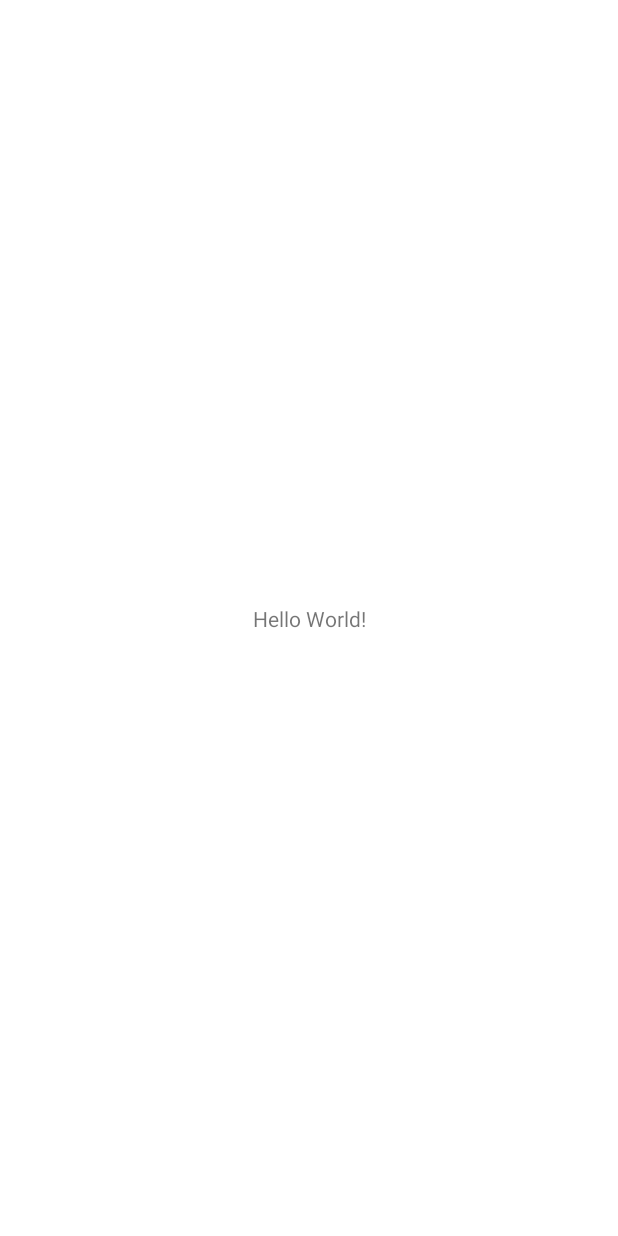
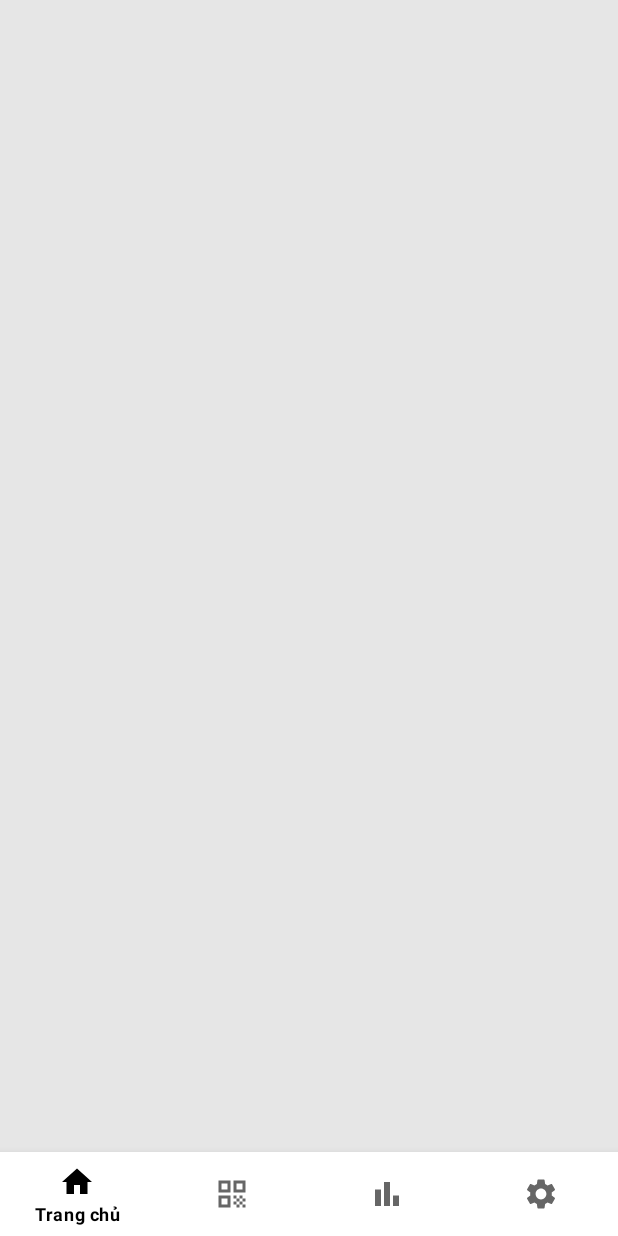
Before and after one commit to hi-uta27/QuanLyTapHoa, an Android app: the screen it shows after launch once a user with an empty profile is signed in (MainActivity), on a phone screen of 412 x 824 dp. Before the commit the screen is almost empty. Run offline under Robolectric (Android 15) with nearby library versions, the phone set to English and light mode, and no system bars; our stand-ins replace Firebase (no records; nobody signed in at launch, a user with empty details on screens opened directly).

Commit message:
design main screen

```diff
--- a/QuanLyTapHoa/app/src/main/AndroidManifest.xml
+++ b/QuanLyTapHoa/app/src/main/AndroidManifest.xml
@@ -33,7 +33,7 @@
                 android:value="" />
         </activity>
         <activity
-            android:name=".MainActivity"
+            android:name=".activities.MainActivity"
             android:exported="true">
             <meta-data
                 android:name="android.app.lib_name"
--- a/QuanLyTapHoa/app/src/main/java/com/tavanhieu/quanlytaphoa/MainActivity.kt
+++ b/QuanLyTapHoa/app/src/main/java/com/tavanhieu/quanlytaphoa/activities/MainActivity.kt
@@ -1,7 +1,8 @@
-package com.tavanhieu.quanlytaphoa
+package com.tavanhieu.quanlytaphoa.activities
 
 import androidx.appcompat.app.AppCompatActivity
 import android.os.Bundle
+import com.tavanhieu.quanlytaphoa.R
 
 class MainActivity : AppCompatActivity() {
     override fun onCreate(savedInstanceState: Bundle?) {
--- a/QuanLyTapHoa/app/src/main/java/com/tavanhieu/quanlytaphoa/activities/login/presentations/LoginActivity.kt
+++ b/QuanLyTapHoa/app/src/main/java/com/tavanhieu/quanlytaphoa/activities/login/presentations/LoginActivity.kt
@@ -10,7 +10,7 @@ import android.widget.CheckBox
 import android.widget.EditText
 import android.widget.ProgressBar
 import android.widget.TextView
-import com.tavanhieu.quanlytaphoa.MainActivity
+import com.tavanhieu.quanlytaphoa.activities.MainActivity
 import com.tavanhieu.quanlytaphoa.R
 import com.tavanhieu.quanlytaphoa.commons.base.BaseActivity
 import com.tavanhieu.quanlytaphoa.activities.login.domain.infra.AuthenticationUseCaseImpl
--- /dev/null
+++ b/QuanLyTapHoa/app/src/main/res/drawable/ic_bar_chart.xml
@@ -0,0 +1,7 @@
+<vector android:height="24dp" android:tint="#000000"
+    android:viewportHeight="24" android:viewportWidth="24"
+    android:width="24dp" xmlns:android="http://schemas.android.com/apk/res/android">
+    <path android:fillColor="@android:color/white" android:pathData="M4,9h4v11h-4z"/>
+    <path android:fillColor="@android:color/white" android:pathData="M16,13h4v7h-4z"/>
+    <path android:fillColor="@android:color/white" android:pathData="M10,4h4v16h-4z"/>
+</vector>
--- /dev/null
+++ b/QuanLyTapHoa/app/src/main/res/drawable/ic_home.xml
@@ -0,0 +1,5 @@
+<vector android:height="24dp" android:tint="#000000"
+    android:viewportHeight="24" android:viewportWidth="24"
+    android:width="24dp" xmlns:android="http://schemas.android.com/apk/res/android">
+    <path android:fillColor="@android:color/white" android:pathData="M10,20v-6h4v6h5v-8h3L12,3 2,12h3v8z"/>
+</vector>
--- /dev/null
+++ b/QuanLyTapHoa/app/src/main/res/drawable/ic_qr_code.xml
@@ -0,0 +1,15 @@
+<vector android:height="24dp" android:tint="#000000"
+    android:viewportHeight="24" android:viewportWidth="24"
+    android:width="24dp" xmlns:android="http://schemas.android.com/apk/res/android">
+    <path android:fillColor="@android:color/white" android:pathData="M3,11h8V3H3V11zM5,5h4v4H5V5z"/>
+    <path android:fillColor="@android:color/white" android:pathData="M3,21h8v-8H3V21zM5,15h4v4H5V15z"/>
+    <path android:fillColor="@android:color/white" android:pathData="M13,3v8h8V3H13zM19,9h-4V5h4V9z"/>
+    <path android:fillColor="@android:color/white" android:pathData="M19,19h2v2h-2z"/>
+    <path android:fillColor="@android:color/white" android:pathData="M13,13h2v2h-2z"/>
+    <path android:fillColor="@android:color/white" android:pathData="M15,15h2v2h-2z"/>
+    <path android:fillColor="@android:color/white" android:pathData="M13,17h2v2h-2z"/>
+    <path android:fillColor="@android:color/white" android:pathData="M15,19h2v2h-2z"/>
+    <path android:fillColor="@android:color/white" android:pathData="M17,17h2v2h-2z"/>
+    <path android:fillColor="@android:color/white" android:pathData="M17,13h2v2h-2z"/>
+    <path android:fillColor="@android:color/white" android:pathData="M19,15h2v2h-2z"/>
+</vector>
--- /dev/null
+++ b/QuanLyTapHoa/app/src/main/res/drawable/ic_settings.xml
@@ -0,0 +1,5 @@
+<vector android:height="24dp" android:tint="#000000"
+    android:viewportHeight="24" android:viewportWidth="24"
+    android:width="24dp" xmlns:android="http://schemas.android.com/apk/res/android">
+    <path android:fillColor="@android:color/white" android:pathData="M19.14,12.94c0.04,-0.3 0.06,-0.61 0.06,-0.94c0,-0.32 -0.02,-0.64 -0.07,-0.94l2.03,-1.58c0.18,-0.14 0.23,-0.41 0.12,-0.61l-1.92,-3.32c-0.12,-0.22 -0.37,-0.29 -0.59,-0.22l-2.39,0.96c-0.5,-0.38 -1.03,-0.7 -1.62,-0.94L14.4,2.81c-0.04,-0.24 -0.24,-0.41 -0.48,-0.41h-3.84c-0.24,0 -0.43,0.17 -0.47,0.41L9.25,5.35C8.66,5.59 8.12,5.92 7.63,6.29L5.24,5.33c-0.22,-0.08 -0.47,0 -0.59,0.22L2.74,8.87C2.62,9.08 2.66,9.34 2.86,9.48l2.03,1.58C4.84,11.36 4.8,11.69 4.8,12s0.02,0.64 0.07,0.94l-2.03,1.58c-0.18,0.14 -0.23,0.41 -0.12,0.61l1.92,3.32c0.12,0.22 0.37,0.29 0.59,0.22l2.39,-0.96c0.5,0.38 1.03,0.7 1.62,0.94l0.36,2.54c0.05,0.24 0.24,0.41 0.48,0.41h3.84c0.24,0 0.44,-0.17 0.47,-0.41l0.36,-2.54c0.59,-0.24 1.13,-0.56 1.62,-0.94l2.39,0.96c0.22,0.08 0.47,0 0.59,-0.22l1.92,-3.32c0.12,-0.22 0.07,-0.47 -0.12,-0.61L19.14,12.94zM12,15.6c-1.98,0 -3.6,-1.62 -3.6,-3.6s1.62,-3.6 3.6,-3.6s3.6,1.62 3.6,3.6S13.98,15.6 12,15.6z"/>
+</vector>
--- a/QuanLyTapHoa/app/src/main/res/layout/activity_main.xml
+++ b/QuanLyTapHoa/app/src/main/res/layout/activity_main.xml
@@ -4,15 +4,25 @@
     xmlns:tools="http://schemas.android.com/tools"
     android:layout_width="match_parent"
     android:layout_height="match_parent"
-    tools:context=".MainActivity">
+    tools:context=".activities.MainActivity">
 
-    <TextView
-        android:layout_width="wrap_content"
-        android:layout_height="wrap_content"
-        android:text="Hello World!"
-        app:layout_constraintBottom_toBottomOf="parent"
+    <FrameLayout
+        android:id="@+id/frameLayoutFragment"
+        android:layout_width="0dp"
+        android:layout_height="0dp"
+        android:background="@color/light_gray"
+        app:layout_constraintBottom_toTopOf="@+id/bottomNavigationView"
         app:layout_constraintEnd_toEndOf="parent"
         app:layout_constraintStart_toStartOf="parent"
         app:layout_constraintTop_toTopOf="parent" />
 
+    <com.google.android.material.bottomnavigation.BottomNavigationView
+        android:id="@+id/bottomNavigationView"
+        android:layout_width="0dp"
+        android:layout_height="wrap_content"
+        app:layout_constraintBottom_toBottomOf="parent"
+        app:layout_constraintEnd_toEndOf="parent"
+        app:layout_constraintStart_toStartOf="parent"
+        app:menu="@menu/menu_main" />
+
 </androidx.constraintlayout.widget.ConstraintLayout>
--- /dev/null
+++ b/QuanLyTapHoa/app/src/main/res/menu/menu_main.xml
@@ -0,0 +1,23 @@
+<?xml version="1.0" encoding="utf-8"?>
+<menu xmlns:android="http://schemas.android.com/apk/res/android">
+
+    <item
+        android:id="@+id/menu_home"
+        android:icon="@drawable/ic_home"
+        android:title="@string/home" />
+
+    <item
+        android:id="@+id/menu_qr"
+        android:icon="@drawable/ic_qr_code"
+        android:title="@string/Qr" />
+
+    <item
+        android:id="@+id/menu_statistics"
+        android:icon="@drawable/ic_bar_chart"
+        android:title="@string/Statistics" />
+
+    <item
+        android:id="@+id/menu_setting"
+        android:icon="@drawable/ic_settings"
+        android:title="@string/Setting" />
+</menu>
--- a/QuanLyTapHoa/app/src/main/res/values/strings.xml
+++ b/QuanLyTapHoa/app/src/main/res/values/strings.xml
@@ -14,4 +14,8 @@
     <string name="name">Họ tên</string>
     <string name="confirm_password">Xác nhận mật khẩu</string>
     <string name="back">Trở Về</string>
+    <string name="home">Trang chủ</string>
+    <string name="Qr">QR</string>
+    <string name="Statistics">Thống kê</string>
+    <string name="Setting">Cài đặt</string>
 </resources>
```
